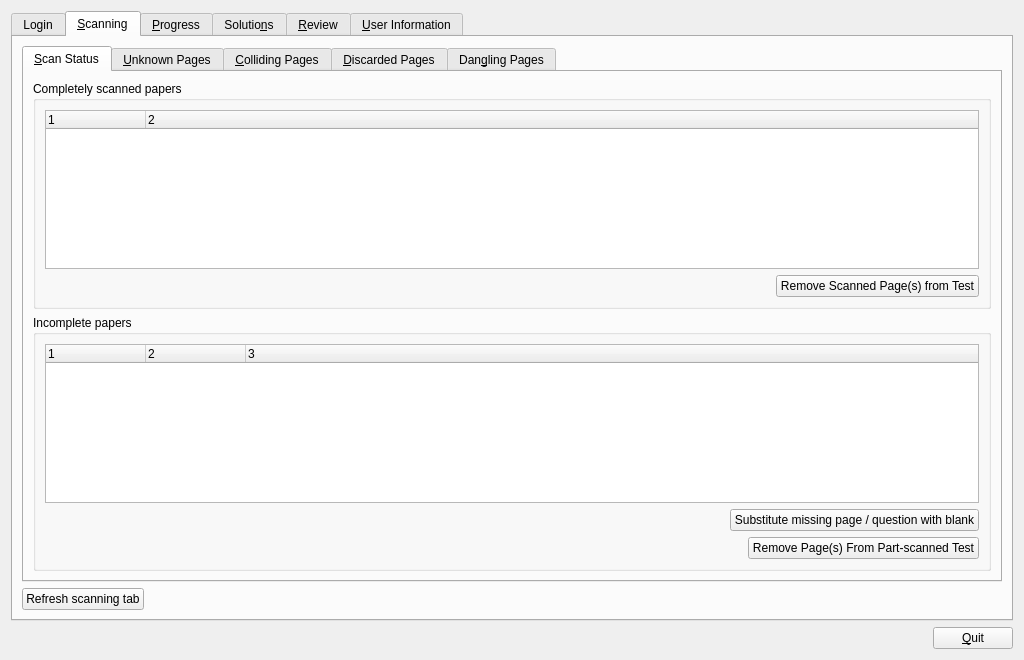
First picture: the form in qtCreatorFiles/ui_manager.ui, repository plomgrading/plom, before the edit.
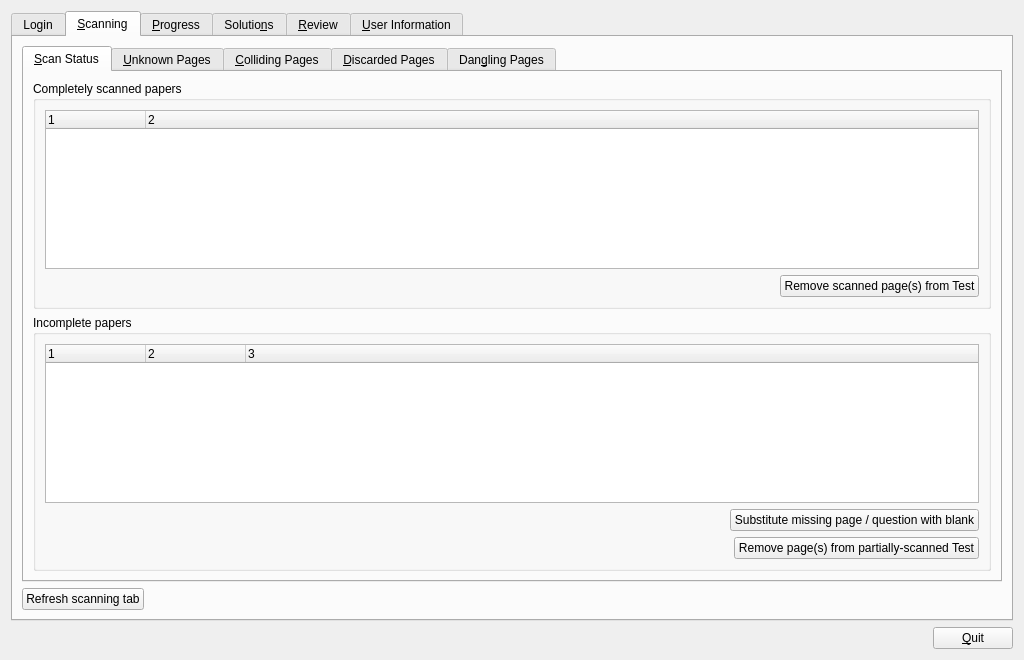
Second picture: the form after the edit. The open tabs and pages were chosen to show the change.

Commit message: manager: change caps on some buttons

The edit to the form file:
```diff
--- a/qtCreatorFiles/ui_manager.ui
+++ b/qtCreatorFiles/ui_manager.ui
@@ -311,7 +311,7 @@
                 <item>
                  <widget class="QPushButton" name="removePagesB">
                   <property name="text">
-                   <string>Remove Scanned Page(s) from Test</string>
+                   <string>Remove scanned page(s) from Test</string>
                   </property>
                  </widget>
                 </item>
@@ -396,7 +396,7 @@
                 <item>
                  <widget class="QPushButton" name="removePartScanB">
                   <property name="text">
-                   <string>Remove Page(s) From Part-scanned Test</string>
+                   <string>Remove page(s) from partially-scanned Test</string>
                   </property>
                  </widget>
                 </item>
```
The commit also changes 1 other file.
